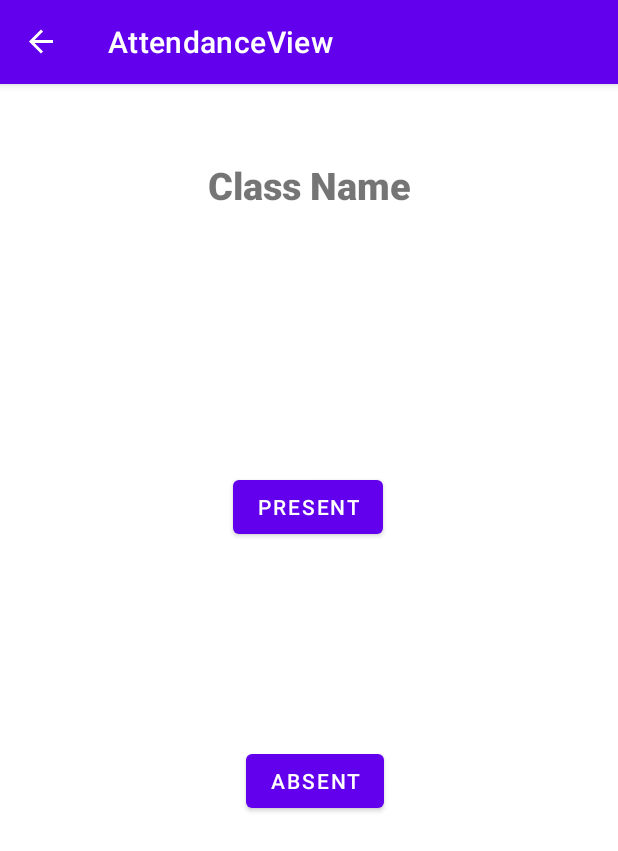
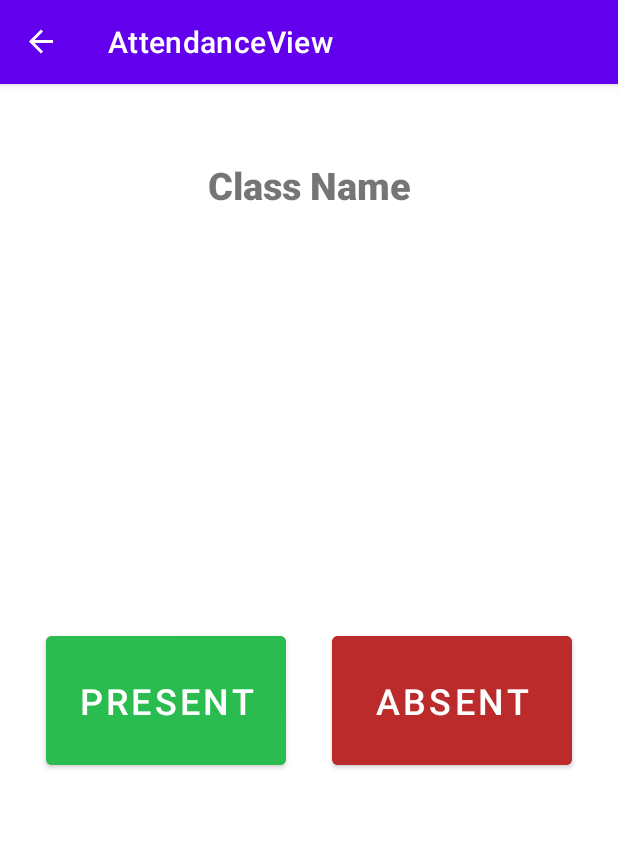
Before and after one commit to notrikhil/Congressional-App-Challenge, an Android app: the AttendanceView screen opened through its navigation route, on a phone screen of 412 x 824 dp. Shown: the top 851 px of the screen. Run offline under Robolectric (Android 15) with nearby library versions, the phone set to English and light mode, and no system bars; our stand-ins replace navigation-ui.

Commit message:
Changed Attendance UI, added listeners for Absent/Present

```diff
--- a/src/app/src/main/java/com/example/congressionalappchallenge/AttendanceView.kt
+++ b/src/app/src/main/java/com/example/congressionalappchallenge/AttendanceView.kt
@@ -35,8 +35,14 @@ class AttendanceView : Fragment() {
     override fun onViewCreated(view: View, savedInstanceState: Bundle?) {
         super.onViewCreated(view, savedInstanceState)
         setFragmentResultListener("currentClass") { requestKey, bundle ->
-
-            binding.textviewFirst.text = (bundle.getString("Class"))
+            var ClassString = bundle.getString("Class")
+            binding.textviewFirst.text = ClassString
+            binding.button7.setOnClickListener {
+                // Person Clicked Absent create function(ClassString, Absent)
+            }
+            binding.button4.setOnClickListener {
+                // Person Clicked Present create function(ClassString, Present)
+            }
         }
     }
     override fun onDestroyView() {
--- a/src/app/src/main/res/layout/attendance.xml
+++ b/src/app/src/main/res/layout/attendance.xml
@@ -29,32 +29,38 @@
         app:layout_constraintTop_toTopOf="parent" />
 
     <Button
-        android:id="@+id/button4"
-        android:layout_width="wrap_content"
-        android:layout_height="wrap_content"
-        android:layout_marginStart="154dp"
-        android:layout_marginTop="189dp"
-        android:layout_marginEnd="155dp"
-        android:layout_marginBottom="67dp"
-        android:text="Present"
-        app:layout_constraintBottom_toTopOf="@+id/button6"
+        android:id="@+id/button7"
+        android:layout_width="160dp"
+        android:layout_height="98dp"
+        android:layout_marginStart="15dp"
+        android:layout_marginTop="200dp"
+        android:layout_marginEnd="45dp"
+        android:layout_marginBottom="308dp"
+        android:backgroundTint="#BC2B2B"
+        android:text="Absent"
+        android:textSize="24sp"
+        app:layout_constraintBottom_toBottomOf="parent"
         app:layout_constraintEnd_toEndOf="parent"
-        app:layout_constraintStart_toStartOf="parent"
-        app:layout_constraintTop_toBottomOf="@+id/textview_first" />
+        app:layout_constraintStart_toEndOf="@+id/button4"
+        app:layout_constraintTop_toBottomOf="@+id/textview_first"
+        app:layout_constraintVertical_bias="1.0" />
 
     <Button
-        android:id="@+id/button6"
-        android:layout_width="wrap_content"
-        android:layout_height="wrap_content"
-        android:layout_marginStart="163dp"
-        android:layout_marginTop="67dp"
-        android:layout_marginEnd="155dp"
-        android:layout_marginBottom="296dp"
-        android:text="Absent"
+        android:id="@+id/button4"
+        android:layout_width="160dp"
+        android:layout_height="98dp"
+        android:layout_marginStart="45dp"
+        android:layout_marginTop="242dp"
+        android:layout_marginEnd="15dp"
+        android:layout_marginBottom="308dp"
+        android:backgroundTint="#2BBC4F"
+        android:text="Present"
+        android:textSize="24sp"
         app:layout_constraintBottom_toBottomOf="parent"
-        app:layout_constraintEnd_toEndOf="parent"
+        app:layout_constraintEnd_toStartOf="@+id/button7"
         app:layout_constraintStart_toStartOf="parent"
-        app:layout_constraintTop_toBottomOf="@+id/button4" />
+        app:layout_constraintTop_toBottomOf="@+id/textview_first"
+        app:layout_constraintVertical_bias="1.0" />
 
 
 </androidx.constraintlayout.widget.ConstraintLayout>
```
